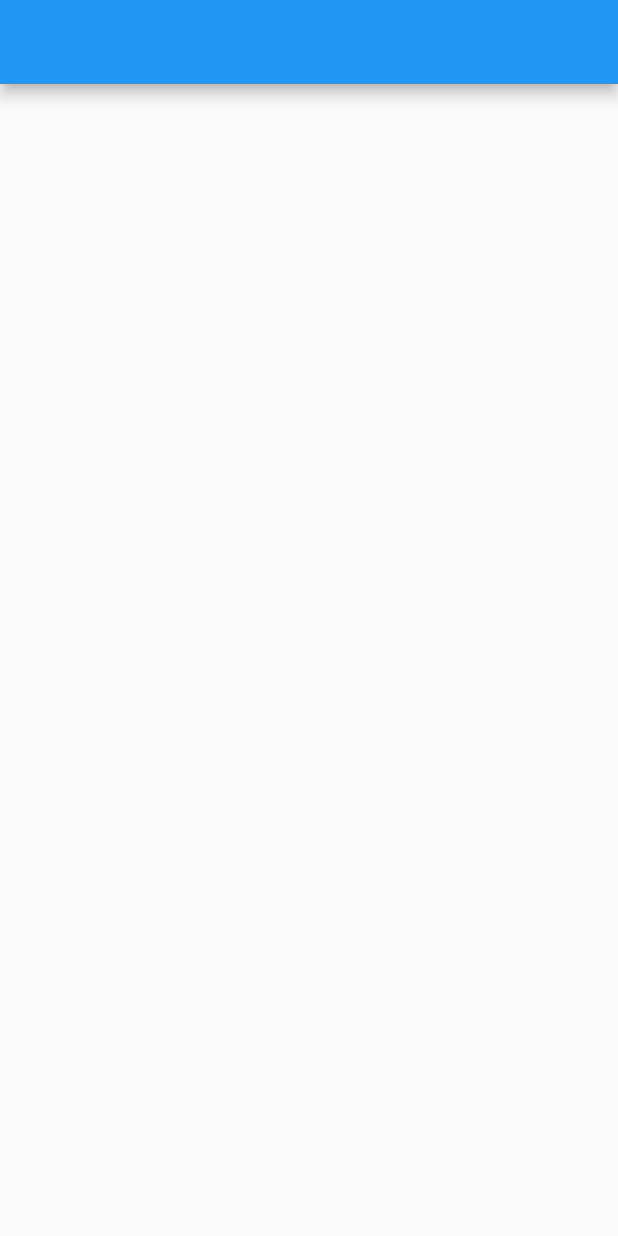
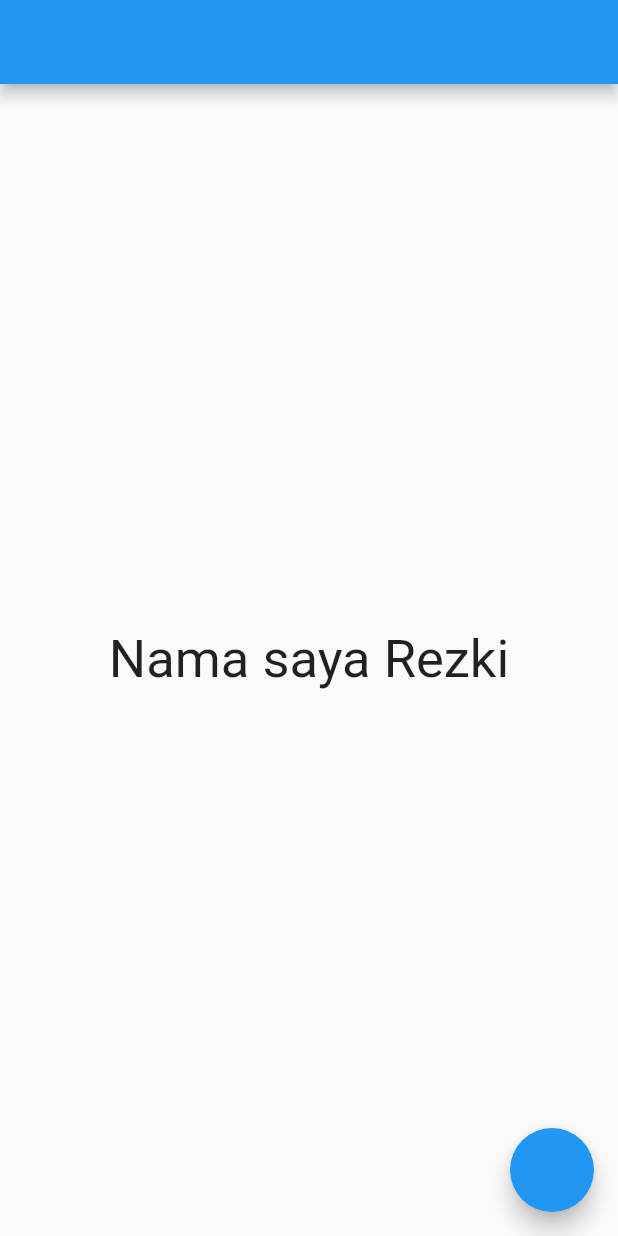
Before and after one commit to mrrezkii/Flutter-GetX, a Flutter app: the screen it shows after launch, on a phone screen of 412 x 824 dp. Run offline on Flutter 3.47's test engine with Material 2 defaults, Android fonts, the phone set to English and light mode, and no system bars; our stand-ins replace get.

Commit message:
first commit | https://youtu.be/Fqc2iLc5R88

```diff
--- a/lib/main.dart
+++ b/lib/main.dart
@@ -1,4 +1,6 @@
 import 'package:flutter/material.dart';
+import 'package:flutter_getx/models/orang.dart';
+import 'package:get/get.dart';
 
 void main() {
   runApp(MyApp());
@@ -16,12 +18,27 @@ class MyApp extends StatelessWidget {
 }
 
 class HomePage extends StatelessWidget {
-  const HomePage({Key? key}) : super(key: key);
+  HomePage({Key? key}) : super(key: key);
+
+  var orang = Orang(nama: "Rezki", umur: 21).obs;
 
   @override
   Widget build(BuildContext context) {
     return Scaffold(
       appBar: AppBar(),
+      body: Center(
+        child: Obx(() => Text(
+              "Nama saya ${orang.value.nama}",
+              style: TextStyle(fontSize: 35),
+            )),
+      ),
+      floatingActionButton: FloatingActionButton(
+        onPressed: () {
+          orang.update((_) {
+            orang.value.nama = orang.value.nama.toString().toUpperCase();
+          });
+        },
+      ),
     );
   }
 }
--- /dev/null
+++ b/lib/models/orang.dart
@@ -0,0 +1,11 @@
+import 'package:get/get_rx/src/rx_types/rx_types.dart';
+
+class Orang {
+  // var nama = "Rezki".obs;
+  // var umur = 25.obs;
+
+  var nama;
+  var umur;
+
+  Orang({this.nama, this.umur});
+}
```
